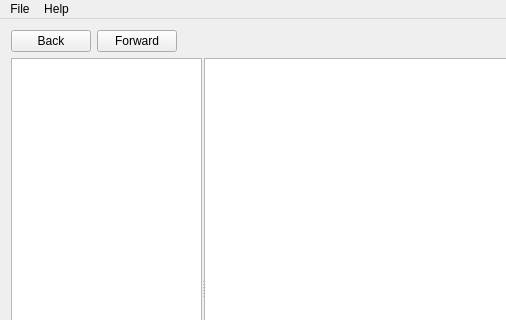
Before: the Qt Designer form src/mainwindow/mainwindow.ui in partition-safe/partition-safe, drawn with Qt 5; both pictures show x 0 to 506 and y 0 to 320 of the 789 by 550 pixel window.
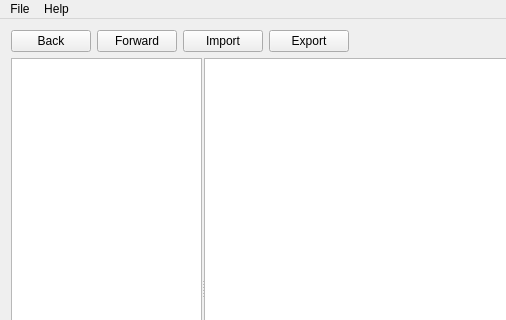
After: the same form once the commit is applied.

Commit message: #18 Start of importing and exporting files.

Patch:
```diff
--- a/src/mainwindow/mainwindow.ui
+++ b/src/mainwindow/mainwindow.ui
@@ -115,6 +115,20 @@
         </property>
        </widget>
       </item>
+      <item>
+       <widget class="QPushButton" name="buttonImport">
+        <property name="text">
+         <string>Import</string>
+        </property>
+       </widget>
+      </item>
+      <item>
+       <widget class="QPushButton" name="buttonExport">
+        <property name="text">
+         <string>Export</string>
+        </property>
+       </widget>
+      </item>
       <item>
        <spacer name="horizontalSpacer">
         <property name="orientation">
```
Left out of the diff: 19 changed lines with no effect on the pictures. The commit also changes 2 other files.
